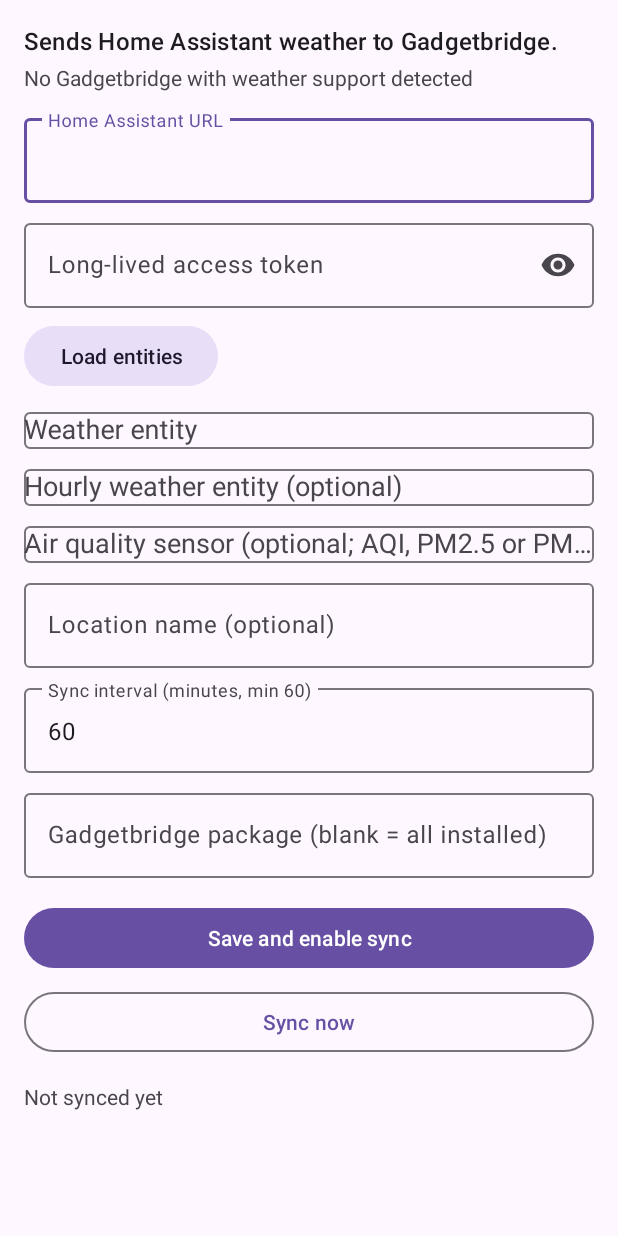
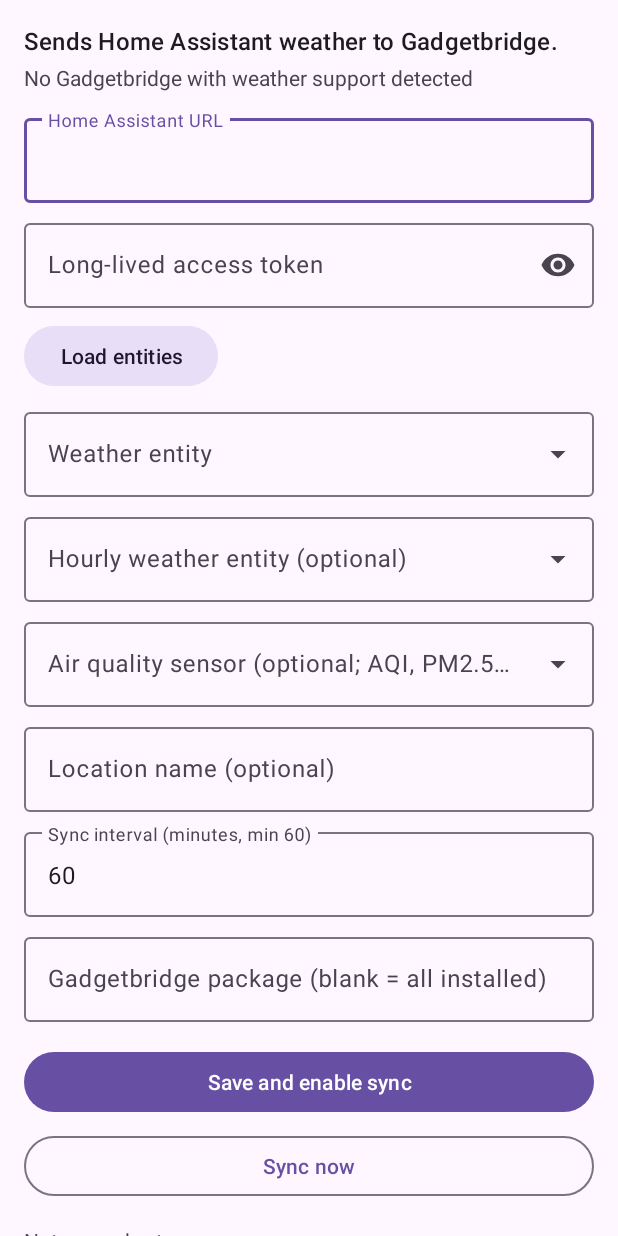
Before and after one commit to aarongorka/home-assistant-weather-provider, an Android app: the screen it shows after launch (MainActivity), on a phone screen of 412 x 824 dp. Run offline under Robolectric (Android 15) with nearby library versions, the phone set to English and light mode, and no system bars.

Commit message:
feat: searchable, larger entity dropdowns

```diff
--- a/app/src/main/java/com/aarongorka/hassweather/MainActivity.kt
+++ b/app/src/main/java/com/aarongorka/hassweather/MainActivity.kt
@@ -1,7 +1,7 @@
 package com.aarongorka.hassweather
 
 import android.os.Bundle
-import android.widget.ArrayAdapter
+import android.widget.AutoCompleteTextView
 import androidx.appcompat.app.AppCompatActivity
 import com.aarongorka.hassweather.databinding.ActivityMainBinding
 import kotlin.concurrent.thread
@@ -24,6 +24,7 @@ class MainActivity : AppCompatActivity() {
         binding.interval.setText(settings.intervalMinutes.toString())
         binding.gbPackage.setText(settings.gadgetbridgePackage)
         showDetected()
+        listOf(binding.entity, binding.hourly, binding.airQuality).forEach(::showAllOnTap)
         showStatus(Settings.loadStatus(this) ?: getString(R.string.status_never))
 
         binding.load.setOnClickListener { loadEntities() }
@@ -58,15 +59,18 @@ class MainActivity : AppCompatActivity() {
             val entities = client.weatherEntities()
             val airQuality = client.airQualityEntities()
             runOnUiThread {
-                val adapter = ArrayAdapter(this, android.R.layout.simple_dropdown_item_1line, entities)
-                binding.entity.setAdapter(adapter)
-                binding.hourly.setAdapter(adapter)
-                binding.airQuality.setAdapter(
-                    ArrayAdapter(this, android.R.layout.simple_dropdown_item_1line, airQuality),
-                )
+                binding.entity.setAdapter(EntityAdapter(this, entities))
+                binding.hourly.setAdapter(EntityAdapter(this, entities))
+                binding.airQuality.setAdapter(EntityAdapter(this, airQuality))
             }
             getString(R.string.loaded, entities.size)
         }
+    }
+
+    private fun showAllOnTap(field: AutoCompleteTextView) {
+        field.threshold = 0
+        field.setOnClickListener { field.showDropDown() }
+        field.setOnFocusChangeListener { _, focused -> if (focused) field.showDropDown() }
     }
 
     private fun showDetected() {
--- a/app/src/main/res/layout/activity_main.xml
+++ b/app/src/main/res/layout/activity_main.xml
@@ -64,13 +64,13 @@
             android:text="@string/action_load" />
 
         <com.google.android.material.textfield.TextInputLayout
-            style="@style/Widget.Material3.TextInputLayout.OutlinedBox"
+            style="@style/Widget.Material3.TextInputLayout.OutlinedBox.ExposedDropdownMenu"
             android:layout_width="match_parent"
             android:layout_height="wrap_content"
             android:layout_marginTop="8dp"
             android:hint="@string/hint_entity">
 
-            <AutoCompleteTextView
+            <com.google.android.material.textfield.MaterialAutoCompleteTextView
                 android:id="@+id/entity"
                 android:layout_width="match_parent"
                 android:layout_height="wrap_content"
@@ -79,13 +79,13 @@
         </com.google.android.material.textfield.TextInputLayout>
 
         <com.google.android.material.textfield.TextInputLayout
-            style="@style/Widget.Material3.TextInputLayout.OutlinedBox"
+            style="@style/Widget.Material3.TextInputLayout.OutlinedBox.ExposedDropdownMenu"
             android:layout_width="match_parent"
             android:layout_height="wrap_content"
             android:layout_marginTop="8dp"
             android:hint="@string/hint_hourly">
 
-            <AutoCompleteTextView
+            <com.google.android.material.textfield.MaterialAutoCompleteTextView
                 android:id="@+id/hourly"
                 android:layout_width="match_parent"
                 android:layout_height="wrap_content"
@@ -94,13 +94,13 @@
         </com.google.android.material.textfield.TextInputLayout>
 
         <com.google.android.material.textfield.TextInputLayout
-            style="@style/Widget.Material3.TextInputLayout.OutlinedBox"
+            style="@style/Widget.Material3.TextInputLayout.OutlinedBox.ExposedDropdownMenu"
             android:layout_width="match_parent"
             android:layout_height="wrap_content"
             android:layout_marginTop="8dp"
             android:hint="@string/hint_air_quality">
 
-            <AutoCompleteTextView
+            <com.google.android.material.textfield.MaterialAutoCompleteTextView
                 android:id="@+id/airQuality"
                 android:layout_width="match_parent"
                 android:layout_height="wrap_content"
```
Also changed, not shown: app/src/main/java/com/aarongorka/hassweather/EntityAdapter.kt (added, +31 -0 lines).
